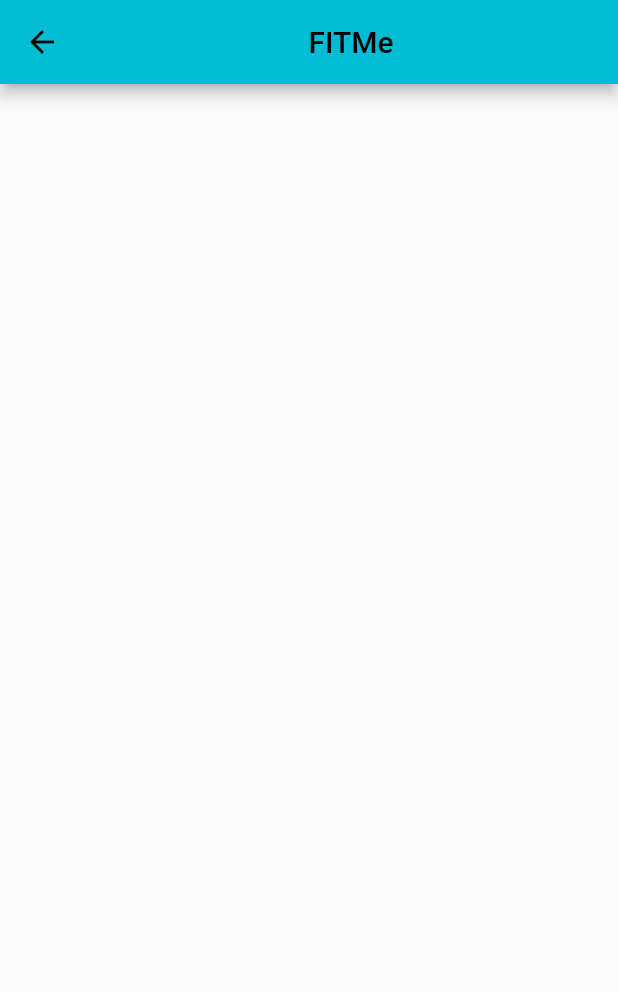
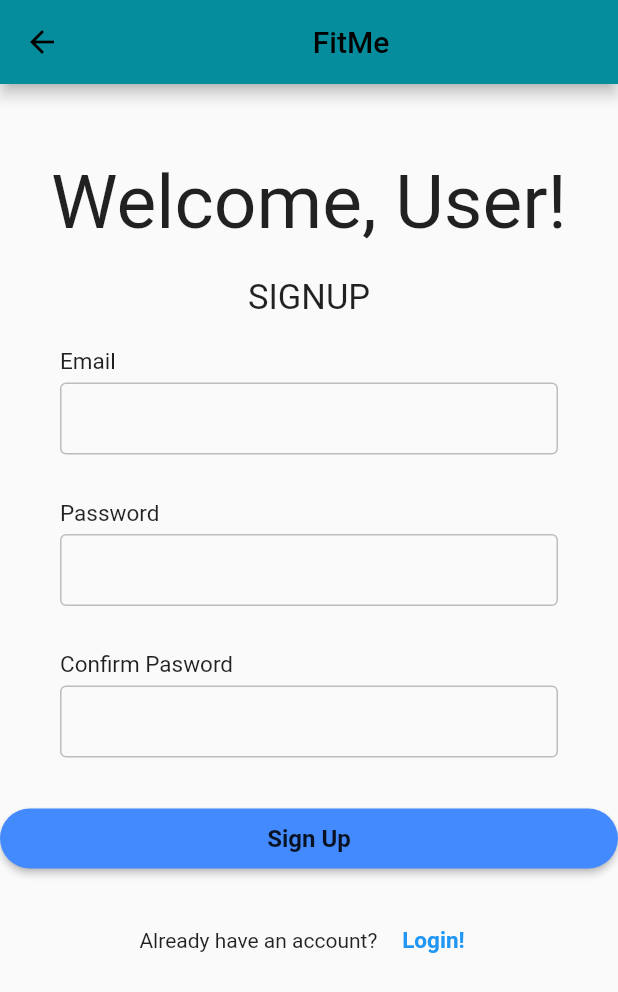
Before and after one commit to dhruvjoshigit-25/FitMe, a Flutter app: the SignUp screen opened directly, on a phone screen of 412 x 824 dp. Shown: the top 992 px of the screen. Run offline on Flutter 3.47's test engine with Material 2 defaults, Android fonts, the phone set to English and light mode, and no system bars; network calls fail; Roboto replaces fonts that are missing (RedRose, Sansita).

Commit message:
Signup page UI done

```diff
--- a/fitme/lib/signup.dart
+++ b/fitme/lib/signup.dart
@@ -1,14 +1,123 @@
 import 'package:flutter/cupertino.dart';
 import 'package:flutter/material.dart';
+import 'package:fitme/main.dart';
 class SignUp extends StatelessWidget{
+  Widget makeInput({label, obsureText = false}) {
+    return Column(
+      crossAxisAlignment: CrossAxisAlignment.start,
+      children: [
+        Text(
+          label,
+          style: TextStyle(fontSize: 15, fontWeight: FontWeight.w400, color: Colors.black87),
+        ),
+        SizedBox(
+          height: 5,
+        ),
+        TextField(
+          obscureText: obsureText,
+          decoration: InputDecoration(
+            contentPadding: EdgeInsets.symmetric(vertical: 0, horizontal: 10),
+            enabledBorder: OutlineInputBorder(
+              borderSide: BorderSide(
+              color: Colors.grey.shade400,
+              ),
+            ),
+            border: OutlineInputBorder(borderSide: BorderSide(color: Colors.grey.shade400)),
+          ),
+        ),
+        SizedBox(
+          height: 30,
+        )
+      ],
+    );
+  }
   @override
   Widget build(BuildContext context) {
     // TODO: implement build
     return Scaffold(
       appBar: AppBar(
-        title: Center(child: Text("FITMe", textAlign: TextAlign.center,)),
+        title: Center(
+          child: Text(
+            'FitMe',
+            style: TextStyle(
+              fontFamily: 'RedRose',
+            ),
+          ),
+        ),
+        backgroundColor: Color(0xff068D9D),
+      ),
+      body: Center(
+        child: Column(
+          children: [
+            SizedBox(height: 50),
+            Text(
+              'Welcome, User!',
+              style: TextStyle(
+                fontFamily: 'Sansita',
+                fontSize: 50,
+              ),
+            ),
+            SizedBox(height: 20),
+            Text(
+              'SIGNUP',
+              style: TextStyle(
+                fontFamily: 'Roboto',
+                fontSize: 23,
+              ),
+            ),
+            SizedBox(height: 20),
+            Padding(
+              padding: EdgeInsets.symmetric(horizontal: 40),
+              child: Column(
+                children: [
+                  makeInput(label: "Email"),
+                  makeInput(label: "Password", obsureText: true),
+                  makeInput(label: "Confirm Pasword", obsureText: true)
+                ],
+              ),
+            ),
+            MaterialButton(
+              minWidth: double.infinity,
+              height: 40,
+              onPressed: () {},
+              color: Colors.blueAccent,
+              shape: RoundedRectangleBorder(borderRadius: BorderRadius.circular(40)),
+              child: Text(
+                "Sign Up",
+                style: TextStyle(
+                  fontWeight: FontWeight.w600,
+                  fontSize: 16,
+                ),
+              ),
+            ),
+            SizedBox(
+              height: 20,
+            ),
+            Row(
+              mainAxisAlignment: MainAxisAlignment.center,
+              children: [
+                Text("Already have an account? "),
+
+                Container(
+                    child: TextButton(
+                      onPressed: () {
+                        Navigator.push(
+                            context, MaterialPageRoute(builder: (_) => NewHomePage()));
+                      },
+
+                      child : Text(" Login!",
+                        style: TextStyle(fontSize: 15,
+                            fontWeight: FontWeight.bold, color: Colors.blue),
+                      ),
+                    )
+                )
+              ],
+            )
+          ],
+        ),
       ),
     );
+
     throw UnimplementedError();
   }
 
```
